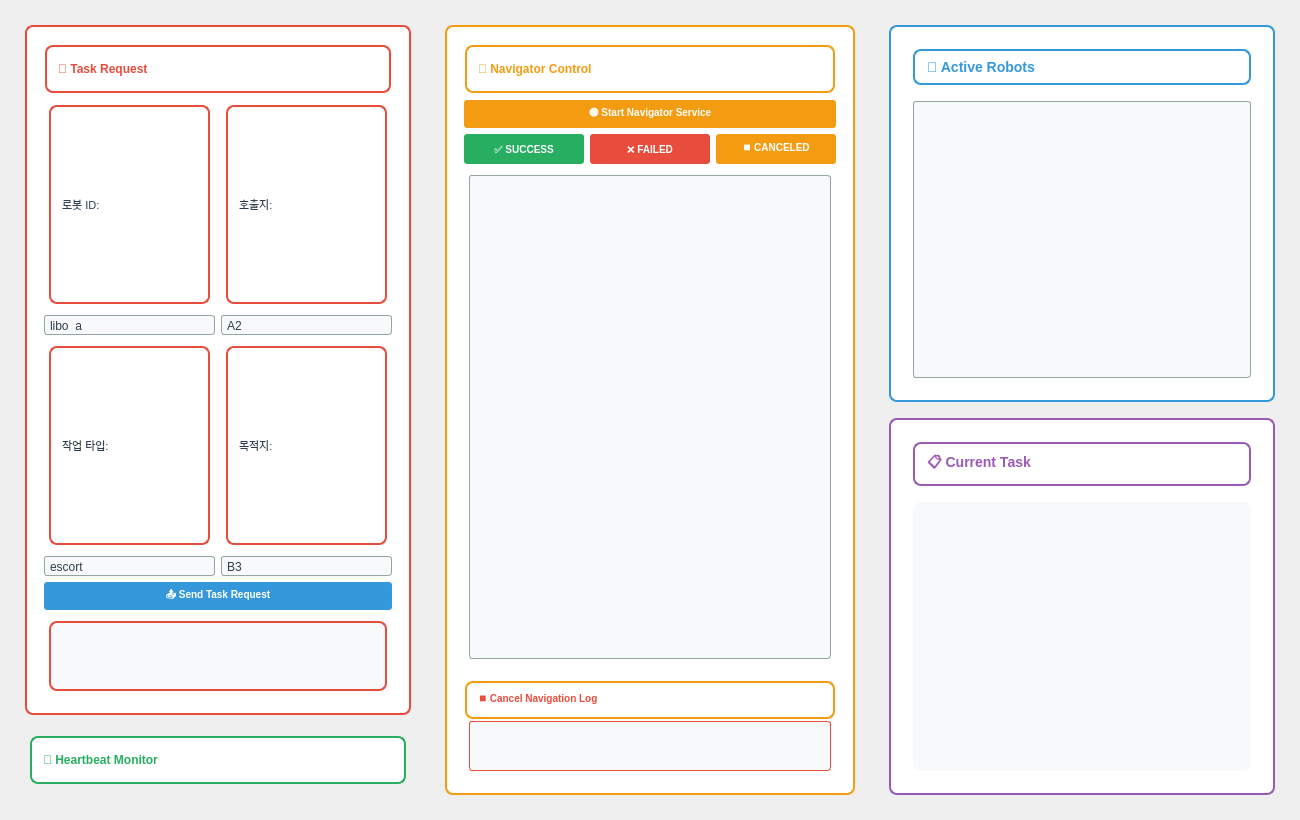
Above: ros_ws/src/admin/ui/main_control_tab.ui from addinedu-ros-9th/ros-repo-1 before the change. Below: the same form after it.
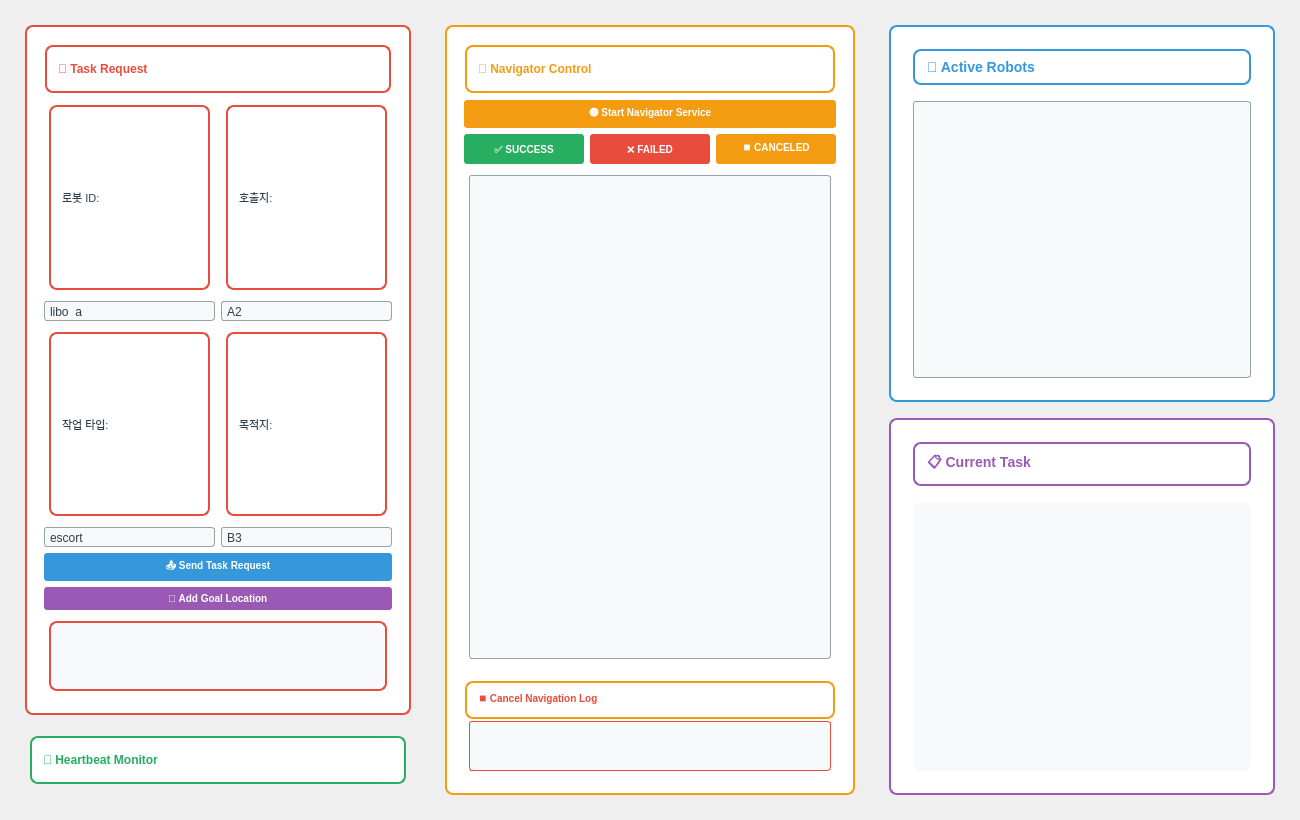
That is the form after the change.

Patch:
```diff
--- a/ros_ws/src/admin/ui/main_control_tab.ui
+++ b/ros_ws/src/admin/ui/main_control_tab.ui
@@ -182,6 +182,20 @@
            </property>
           </widget>
          </item>
+         <item>
+          <layout class="QHBoxLayout" name="button_layout">
+           <item>
+            <widget class="QPushButton" name="add_goal_location_button">
+             <property name="text">
+              <string>🎯 Add Goal Location</string>
+             </property>
+             <property name="styleSheet">
+              <string>background-color: #9b59b6; color: white; border: none; padding: 5px 10px; border-radius: 3px; font-weight: bold; font-size: 10px;</string>
+             </property>
+            </widget>
+           </item>
+          </layout>
+         </item>
          <item>
           <widget class="QTextEdit" name="task_log_text">
            <property name="minimumSize">
```
